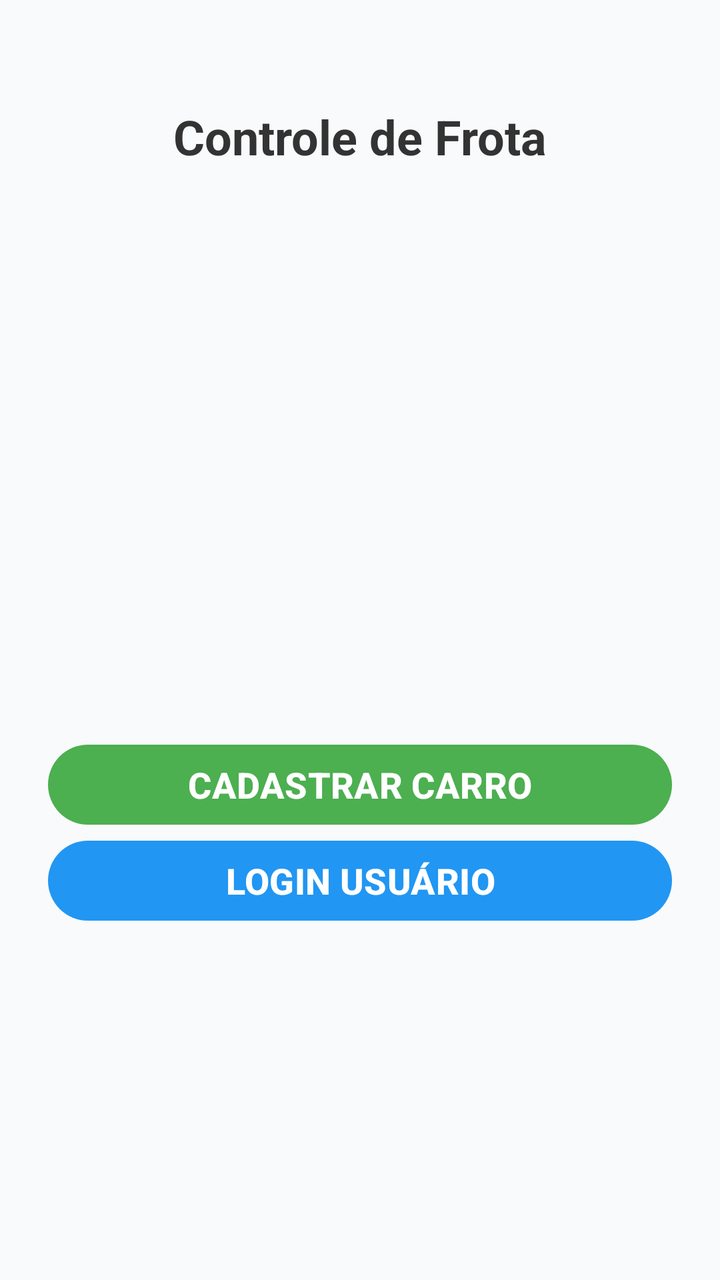
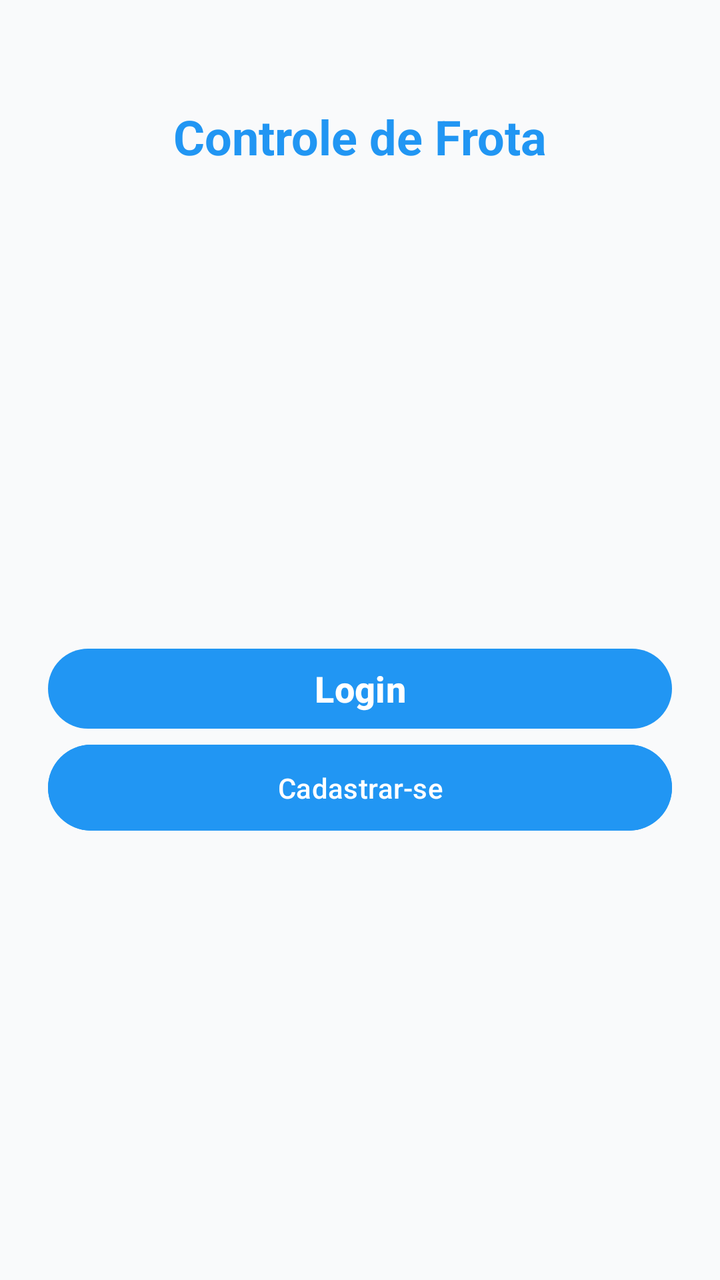

Before-and-after screenshots of an Android layout around one commit, followed by the original layout XML and the change that was made.
<!-- AndroidManifest.xml: application theme Theme.Projeto_semestral_xml -->
<!-- res/layout/activity_main.xml -->
<androidx.constraintlayout.widget.ConstraintLayout
    xmlns:android="http://schemas.android.com/apk/res/android"
    xmlns:app="http://schemas.android.com/apk/res-auto"
    android:layout_width="match_parent"
    android:layout_height="match_parent"
    android:background="#F9FAFB"
    android:padding="24dp">

    

    

    

    <TextView
        android:id="@+id/tvTituloPrincipal"
        android:layout_width="wrap_content"
        android:layout_height="wrap_content"
        android:layout_marginTop="28dp"
        android:text="Controle de Frota"
        android:textColor="#333333"
        android:textSize="24sp"
        android:textStyle="bold"
        app:layout_constraintEnd_toEndOf="parent"
        app:layout_constraintStart_toStartOf="parent"
        app:layout_constraintTop_toTopOf="parent" />

    <com.google.android.material.button.MaterialButton
        android:id="@+id/btnCarro"
        android:layout_width="match_parent"
        android:layout_height="wrap_content"
        android:layout_marginTop="284dp"
        android:text="Cadastrar Carro"
        android:textAllCaps="true"
        android:textSize="18sp"
        android:textStyle="bold"
        app:backgroundTint="#4CAF50"
        app:cornerRadius="30dp"
        app:layout_constraintEnd_toEndOf="parent"
        app:layout_constraintHorizontal_bias="1.0"
        app:layout_constraintStart_toStartOf="parent"
        app:layout_constraintTop_toBottomOf="@id/tvTituloPrincipal" />

    <com.google.android.material.button.MaterialButton
        android:id="@+id/btnLogin"
        android:layout_width="match_parent"
        android:layout_height="wrap_content"
        android:text="Login Usuário"
        android:textAllCaps="true"
        android:textSize="18sp"
        android:textStyle="bold"
        app:cornerRadius="30dp"
        app:backgroundTint="#2196F3"
        android:layout_marginTop="0dp"
        app:layout_constraintTop_toBottomOf="@id/btnCarro"
        app:layout_constraintStart_toStartOf="parent"
        app:layout_constraintEnd_toEndOf="parent"/>

</androidx.constraintlayout.widget.ConstraintLayout>
<!-- resources referenced by this layout -->
<resources>
  <style name="Theme.Projeto_semestral_xml" parent="Base.Theme.Projeto_semestral_xml" />
  <style name="Base.Theme.Projeto_semestral_xml" parent="Theme.Material3.DayNight.NoActionBar">
          
          
      </style>
</resources>

<!-- the commit's change to res/layout/activity_main.xml (unified diff, before → after) -->
@@ -10,50 +10,42 @@
 
     
 
-    
-
     <TextView
         android:id="@+id/tvTituloPrincipal"
         android:layout_width="wrap_content"
         android:layout_height="wrap_content"
         android:layout_marginTop="28dp"
         android:text="Controle de Frota"
-        android:textColor="#333333"
+        android:textColor="#2196F3"
         android:textSize="24sp"
         android:textStyle="bold"
         app:layout_constraintEnd_toEndOf="parent"
         app:layout_constraintStart_toStartOf="parent"
         app:layout_constraintTop_toTopOf="parent" />
 
-    <com.google.android.material.button.MaterialButton
-        android:id="@+id/btnCarro"
-        android:layout_width="match_parent"
-        android:layout_height="wrap_content"
-        android:layout_marginTop="284dp"
-        android:text="Cadastrar Carro"
-        android:textAllCaps="true"
-        android:textSize="18sp"
-        android:textStyle="bold"
-        app:backgroundTint="#4CAF50"
-        app:cornerRadius="30dp"
-        app:layout_constraintEnd_toEndOf="parent"
-        app:layout_constraintHorizontal_bias="1.0"
-        app:layout_constraintStart_toStartOf="parent"
-        app:layout_constraintTop_toBottomOf="@id/tvTituloPrincipal" />
 
-    <com.google.android.material.button.MaterialButton
+    <Button
         android:id="@+id/btnLogin"
         android:layout_width="match_parent"
         android:layout_height="wrap_content"
-        android:text="Login Usuário"
-        android:textAllCaps="true"
+        android:layout_marginTop="236dp"
+        android:text="Login"
         android:textSize="18sp"
         android:textStyle="bold"
+        app:backgroundTint="#2196F3"
         app:cornerRadius="30dp"
-        app:backgroundTint="#2196F3"
-        android:layout_marginTop="0dp"
-        app:layout_constraintTop_toBottomOf="@id/btnCarro"
+        app:layout_constraintEnd_toEndOf="parent"
+        app:layout_constraintHorizontal_bias="0.0"
         app:layout_constraintStart_toStartOf="parent"
-        app:layout_constraintEnd_toEndOf="parent"/>
+        app:layout_constraintTop_toBottomOf="@id/tvTituloPrincipal" />
+    <Button
+        android:id="@+id/btnCadastraUsuario"
+        android:layout_width="match_parent"
+        android:layout_height="wrap_content"
+        android:text="Cadastrar-se"
+        android:padding="12dp"
+        android:backgroundTint="#2196F3"
+        app:layout_constraintTop_toBottomOf="@id/btnLogin"
+        android:layout_marginBottom="16dp" />
 
 </androidx.constraintlayout.widget.ConstraintLayout>
